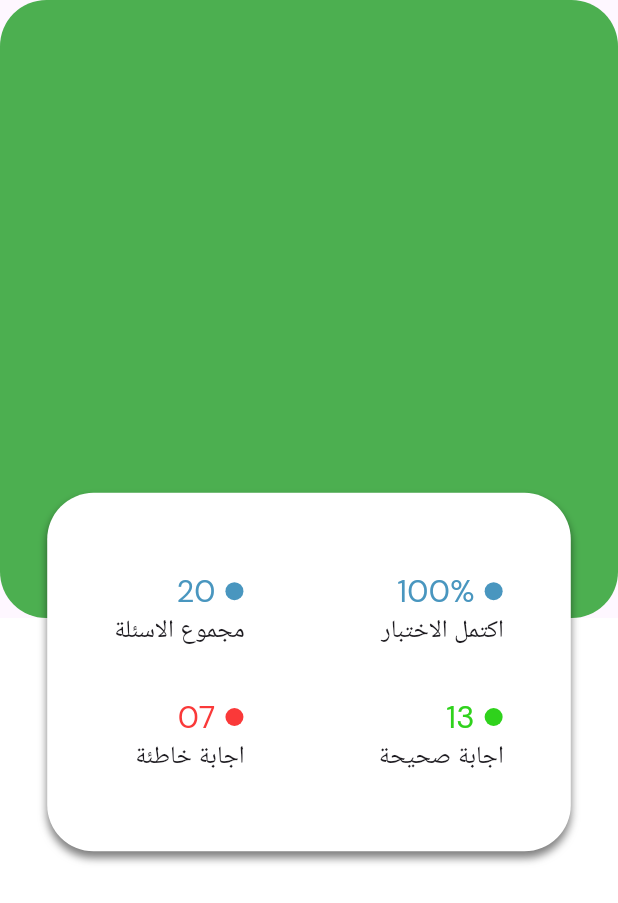
After one commit to mohamedsalah1224/quizzzy_app, a Flutter app: the ExamStatisticsView screen opened by its route, on a phone screen of 412 x 824 dp. The commit adds this screen. Shown: the top 903 px of the screen. Run offline on Flutter 3.47's test engine with Material 3 defaults, Android fonts, the phone set to English and light mode, and no system bars; our stand-ins replace audio_video_progress_bar, cached_network_image, chewie, connectivity_plus, curved_labeled_navigation_bar, dio and 13 more; missing offline and left inert: flutter_facebook_auth; accounts and stored records are empty.

Commit message:
Add CustomStatisticsText

```diff
--- a/lib/utils/routes.dart
+++ b/lib/utils/routes.dart
@@ -22,6 +22,7 @@ import 'package:quizzy_app/view/screens/auth/login_view.dart';
 import 'package:quizzy_app/view/screens/auth/register_view.dart';
 import 'package:quizzy_app/view/screens/auth/sucess_password_changed_view.dart';
 import 'package:quizzy_app/view/screens/auth/verify_email_view.dart';
+import 'package:quizzy_app/view/screens/exam/exam_statistics_view.dart';
 import 'package:quizzy_app/view/screens/exam/exam_view.dart';
 import 'package:quizzy_app/view/screens/splash_view.dart';
 import 'binding/bottom_navigation_binding.dart';
@@ -29,6 +30,7 @@ import 'binding/sucess_password_changed_binding.dart';
 
 class Routes {
   // OnboardingViewTwo
+  Routes._();
   static const String initialRoute = "/";
   static const String bottomNavgation = "/bottomNavigation";
   static const String loginView = "/loginView";
@@ -45,6 +47,8 @@ class Routes {
   static const String sucessPasswordChanged =
       "/sucessPasswordChanged"; // ExamView
   static const String examView = "/examView";
+
+  static const String examStatisticsView = "/examStatisticsView";
 // identify_email_view
 // VerifyPhoneView
 
@@ -103,5 +107,9 @@ class Routes {
             name: examView,
             page: () => const ExamView(),
             binding: QuestionsTypeBinding()),
+        GetPage(
+          name: examStatisticsView,
+          page: () => const ExamStatisticsView(),
+        )
       ];
 }
--- /dev/null
+++ b/lib/view/custom_component/exam_statistics/custom_statistics_text.dart
@@ -0,0 +1,48 @@
+//DMSans
+
+import 'package:flutter/material.dart';
+import 'package:flutter_screenutil/flutter_screenutil.dart';
+import 'package:quizzy_app/view/custom_component/custom_text.dart';
+
+class CustomStatisticsText extends StatelessWidget {
+  final Color? color;
+  final String text;
+  final String numbertext;
+
+  const CustomStatisticsText(
+      {super.key, this.color, required this.text, required this.numbertext});
+  @override
+  Widget build(BuildContext context) {
+    return Column(
+      crossAxisAlignment: CrossAxisAlignment.end,
+      children: [
+        Row(
+          children: [
+            CustomText(
+              text: numbertext,
+              fontFamily: "DMSans",
+              fontWeight: FontWeight.w500,
+              color: color,
+              fontSize: 20.sp,
+            ),
+            5.horizontalSpace,
+            Container(
+              width: 12.w,
+              height: 12,
+              decoration: BoxDecoration(
+                shape: BoxShape.circle,
+                color: color,
+              ),
+            ),
+          ],
+        ),
+        CustomText(
+          text: text,
+          fontFamily: "DMSans",
+          fontWeight: FontWeight.w400,
+          fontSize: 16.sp,
+        )
+      ],
+    );
+  }
+}
--- /dev/null
+++ b/lib/view/screens/exam/exam_statistics_view.dart
@@ -0,0 +1,88 @@
+import 'package:flutter/material.dart';
+import 'package:flutter_screenutil/flutter_screenutil.dart';
+import 'package:quizzy_app/view/custom_component/exam_statistics/custom_statistics_text.dart';
+
+class ExamStatisticsView extends StatelessWidget {
+  const ExamStatisticsView({super.key});
+
+  @override
+  Widget build(BuildContext context) {
+    return Scaffold(
+      body: Stack(
+        alignment: Alignment.center,
+        children: [
+          Column(
+            children: [
+              Expanded(
+                flex: 1,
+                child: Container(
+                  decoration: BoxDecoration(
+                      borderRadius: BorderRadius.circular(30).r,
+                      color: Colors.green),
+                ),
+              ),
+              Expanded(
+                flex: 1,
+                child: Container(
+                  decoration: const BoxDecoration(color: Colors.white),
+                ),
+              ),
+            ],
+          ),
+          Container(
+            width: 305.w,
+            height: 232.h,
+            margin: REdgeInsets.only(top: 70),
+            alignment: Alignment.center,
+            decoration: BoxDecoration(boxShadow: const <BoxShadow>[
+              BoxShadow(
+                  offset: Offset(0, 4),
+                  spreadRadius: 0,
+                  blurRadius: 4,
+                  color: Color.fromRGBO(0, 0, 0, 0.50)),
+            ], borderRadius: BorderRadius.circular(30).r, color: Colors.white),
+            child: Row(
+              mainAxisAlignment: MainAxisAlignment.spaceAround,
+              children: [
+                Column(
+                  mainAxisSize: MainAxisSize.min,
+                  crossAxisAlignment: CrossAxisAlignment.end,
+                  children: [
+                    const CustomStatisticsText(
+                      text: 'مجموع الاسئلة',
+                      numbertext: "20",
+                      color: Color(0xff4996BF),
+                    ),
+                    30.verticalSpace,
+                    const CustomStatisticsText(
+                      text: 'اجابة خاطئة',
+                      numbertext: "07",
+                      color: Color(0xffFA3939),
+                    ),
+                  ],
+                ),
+                Column(
+                  mainAxisSize: MainAxisSize.min,
+                  crossAxisAlignment: CrossAxisAlignment.end,
+                  children: [
+                    const CustomStatisticsText(
+                      text: 'اكتمل الاختبار',
+                      numbertext: "100%",
+                      color: Color(0xff4996BF),
+                    ),
+                    30.verticalSpace,
+                    const CustomStatisticsText(
+                      text: 'اجابة صحيحة',
+                      numbertext: "13",
+                      color: Color(0xff2FD21C),
+                    ),
+                  ],
+                )
+              ],
+            ),
+          )
+        ],
+      ),
+    );
+  }
+}
--- a/lib/view_model/exam/manage_exam_view_model.dart
+++ b/lib/view_model/exam/manage_exam_view_model.dart
@@ -20,6 +20,7 @@ import 'package:quizzy_app/utils/routes.dart';
 import 'package:quizzy_app/utils/snack_bar_helper.dart';
 
 import 'package:quizzy_app/view/screens/exam/choose_subject.dart';
+import 'package:quizzy_app/view/screens/exam/exam_statistics_view.dart';
 import 'package:quizzy_app/view/screens/exam/exam_type/compare_exam.dart';
 import 'package:quizzy_app/view/screens/exam/exam_type/long_short_answer_exam.dart';
 import 'package:quizzy_app/view/screens/exam/exam_type/multiple_choice_exam.dart';
@@ -353,7 +354,8 @@ class ManageExamViewModel extends GetxController {
       debugPrint("-" * 50);
       debugPrint("Exam Finished");
       debugPrint("-" * 50);
-      Get.back();
+
+      Get.to(ExamStatisticsView());
     }
 
     // if the Exam Entire
--- a/pubspec.yaml
+++ b/pubspec.yaml
@@ -116,6 +116,11 @@ flutter:
     - family: inter
       fonts:
         - asset: assets/fonts/Inter-Regular.ttf
+    - family: DMSans
+      fonts:
+        - asset: assets/fonts/DMSans-Regular.ttf
+
+
 
 
   # For details regarding fonts from package dependencies,
```
Also changed, not shown: assets/fonts/DMSans-Regular.ttf (added).
